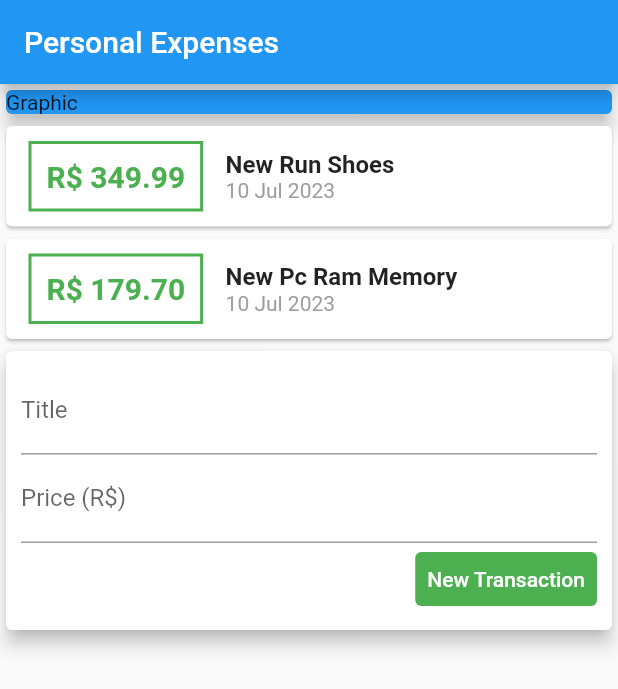
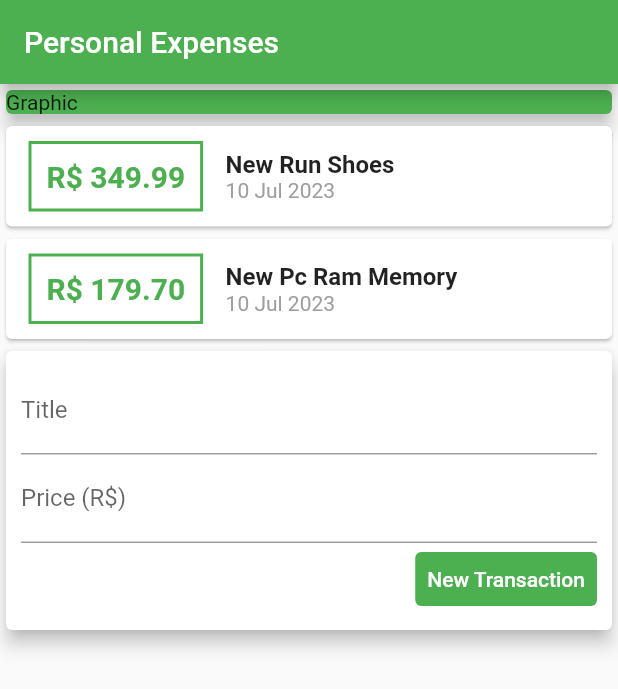
Before and after one commit to jternesconte/Expenses-App, a Flutter app: the screen it shows after launch, on a phone screen of 412 x 824 dp. Shown: the top 689 px of the screen. Run offline on Flutter 3.47's test engine with Material 2 defaults, Android fonts, the phone set to English and light mode, and no system bars.

Commit message:
style: changed colors to green

```diff
--- a/lib/main.dart
+++ b/lib/main.dart
@@ -21,13 +21,14 @@ class MyHomePage extends StatelessWidget {
     return Scaffold(
       appBar: AppBar(
         title: const Text("Personal Expenses"),
+        backgroundColor: Colors.green,
       ),
       body: const Column(
         crossAxisAlignment: CrossAxisAlignment.stretch,
         children: [
           SizedBox(
             child: Card(
-              color: Colors.blue,
+              color: Colors.green,
               elevation: 5,
               child: Text("Graphic"),
             ),
```
